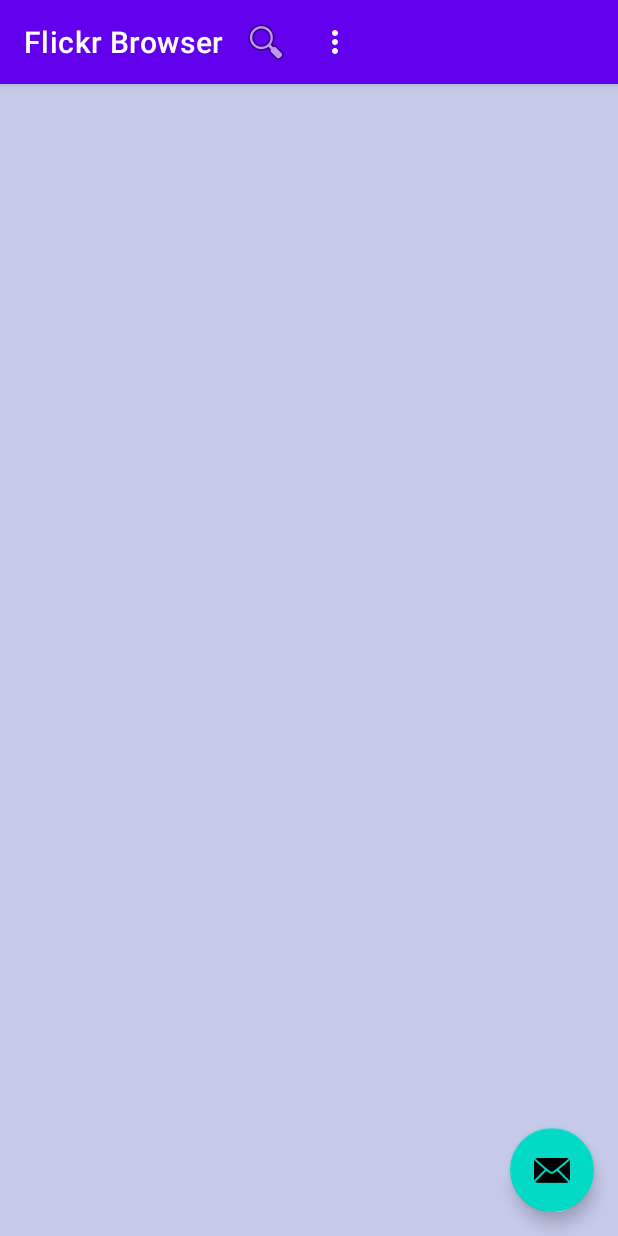
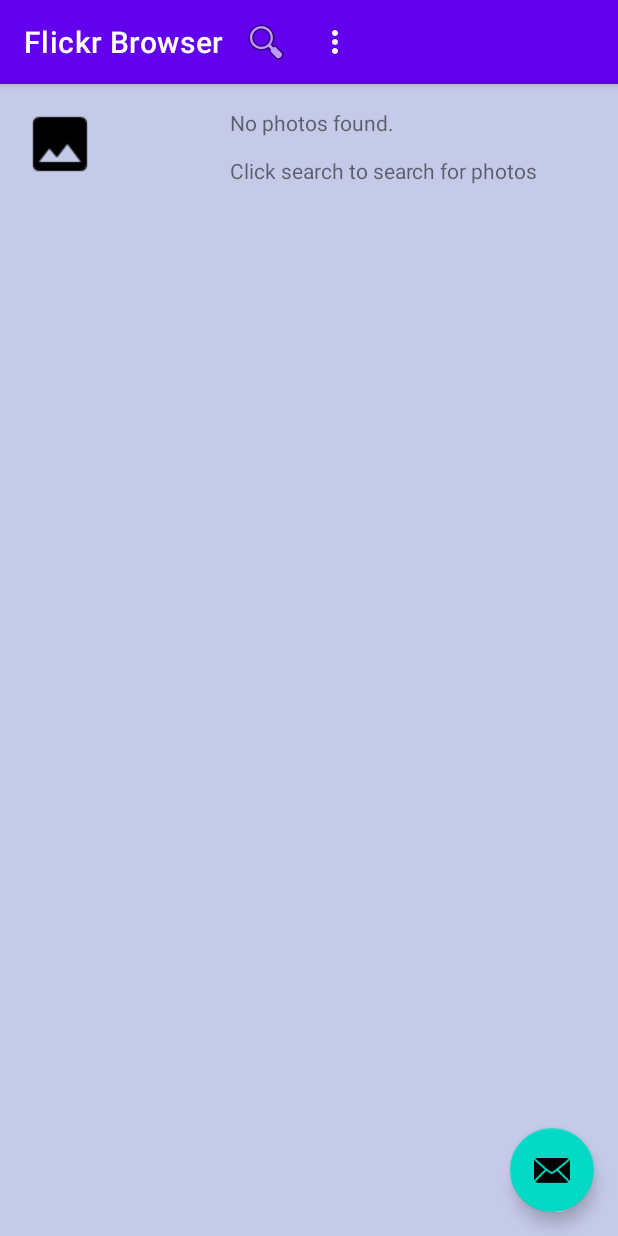
Before and after one commit to jfspps/AndroidFlickrBrowser, an Android app: the screen it shows after launch (MainActivity), on a phone screen of 412 x 824 dp. Run offline under Robolectric (Android 15) with nearby library versions, the phone set to English and light mode, and no system bars; our stand-ins replace Picasso; pictures from the network do not load.

Commit message:
added 'not found' user feedback

```diff
--- a/app/src/main/java/jamesapps/example/flickrbrowser/FlickrRecyclerViewAdapter.java
+++ b/app/src/main/java/jamesapps/example/flickrbrowser/FlickrRecyclerViewAdapter.java
@@ -40,6 +40,12 @@ class FlickrRecyclerViewAdapter extends RecyclerView.Adapter<FlickrRecyclerViewA
     // used by the layout manager to add data to an existing row
     @Override
     public void onBindViewHolder(@NonNull FlickrImageViewHolder holder, int position) {
+        if ((mPhotoList == null) || (mPhotoList.size() == 0)){
+            // nothing found, inform the user
+            holder.thumbnail.setImageResource(R.drawable.placeholder);
+            holder.title.setText(R.string.empty_photo_list);
+        } else {
+            // photos found, build the list
             Photo photoItem = mPhotoList.get(position);
 
             Log.d(TAG, "onBindViewHolder: " + photoItem.getTitle() + " : " + position);
@@ -52,11 +58,14 @@ class FlickrRecyclerViewAdapter extends RecyclerView.Adapter<FlickrRecyclerViewA
 
             holder.title.setText(photoItem.getTitle());
         }
+    }
 
     @Override
     public int getItemCount() {
 //        Log.d(TAG, "getItemCount: called");
-        return ((mPhotoList != null) && (mPhotoList.size() != 0) ? mPhotoList.size() : 0);
+
+        // minor lie, add one card with the 'not found' feedback!
+        return ((mPhotoList != null) && (mPhotoList.size() != 0) ? mPhotoList.size() : 1);
     }
 
     void loadNewData(List<Photo> photos){
--- a/app/src/main/res/values/strings.xml
+++ b/app/src/main/res/values/strings.xml
@@ -16,6 +16,7 @@
     <string name="photo_tags_text">Tags: %s</string>
     <string name="activity_search">Search</string>
     <string name="searchable_hint">Enter photo tags</string>
+    <string name="empty_photo_list">No photos found.\n\nClick search to search for photos</string>
     <!--    the numbers can be swapped to reflect the order of parameters in resources.getString(), see PhotoDetailActivity-->
 <!--    <string name="photo_tags_text">%1$s %2$s %3$s</string>-->
 </resources>
```
Lines whose indentation alone changed are shown as unchanged.
